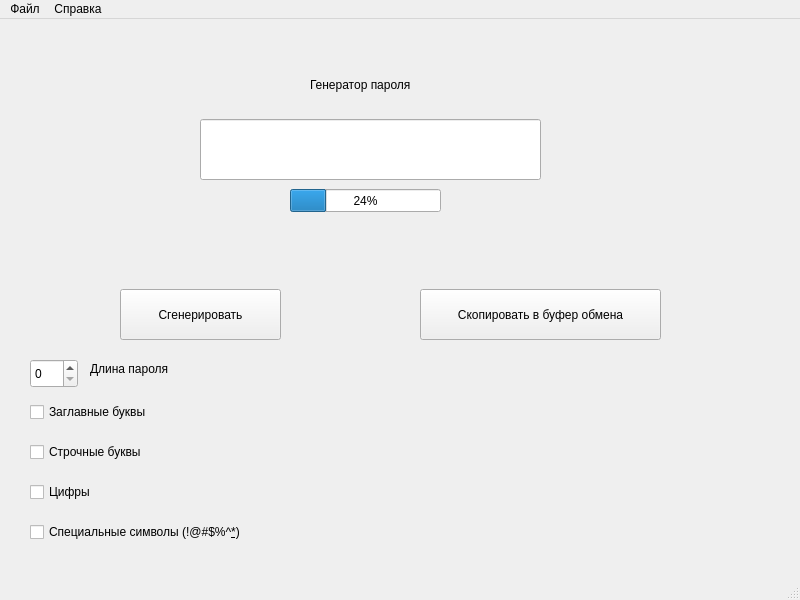
First picture: the form in mainwindow.ui, repository BlueTiger000/PasswordGenerator, before the edit.
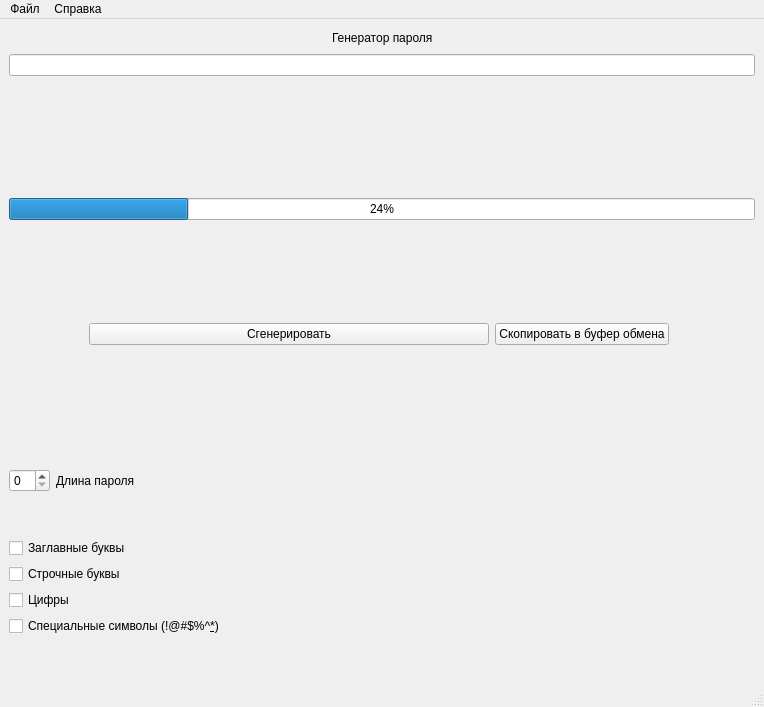
Second picture: the form after the edit. Icons and pictures are not drawn.

Patch:
```diff
--- a/mainwindow.ui
+++ b/mainwindow.ui
@@ -6,171 +6,312 @@
    <rect>
     <x>0</x>
     <y>0</y>
-    <width>800</width>
-    <height>600</height>
+    <width>764</width>
+    <height>707</height>
    </rect>
   </property>
   <property name="windowTitle">
    <string>MainWindow</string>
   </property>
   <widget class="QWidget" name="centralwidget">
-   <widget class="QSpinBox" name="spinBox">
-    <property name="geometry">
-     <rect>
-      <x>30</x>
-      <y>340</y>
-      <width>48</width>
-      <height>29</height>
-     </rect>
-    </property>
-   </widget>
-   <widget class="QLabel" name="label">
-    <property name="geometry">
-     <rect>
-      <x>310</x>
-      <y>50</y>
-      <width>141</width>
-      <height>31</height>
-     </rect>
-    </property>
-    <property name="text">
-     <string>Генератор пароля</string>
-    </property>
-   </widget>
-   <widget class="QLabel" name="label_2">
-    <property name="geometry">
-     <rect>
-      <x>90</x>
-      <y>340</y>
-      <width>111</width>
-      <height>20</height>
-     </rect>
-    </property>
-    <property name="text">
-     <string>Длина пароля</string>
-    </property>
-   </widget>
-   <widget class="QCheckBox" name="capital_letters">
-    <property name="geometry">
-     <rect>
-      <x>30</x>
-      <y>380</y>
-      <width>161</width>
-      <height>26</height>
-     </rect>
-    </property>
-    <property name="text">
-     <string>Заглавные буквы</string>
-    </property>
-   </widget>
-   <widget class="QCheckBox" name="lowercase_letters">
-    <property name="geometry">
-     <rect>
-      <x>30</x>
-      <y>420</y>
-      <width>191</width>
-      <height>26</height>
-     </rect>
-    </property>
-    <property name="text">
-     <string>Строчные буквы</string>
-    </property>
-   </widget>
-   <widget class="QCheckBox" name="numbers">
-    <property name="geometry">
-     <rect>
-      <x>30</x>
-      <y>460</y>
-      <width>93</width>
-      <height>26</height>
-     </rect>
-    </property>
-    <property name="text">
-     <string>Цифры</string>
-    </property>
-   </widget>
-   <widget class="QCheckBox" name="specials">
-    <property name="geometry">
-     <rect>
-      <x>30</x>
-      <y>500</y>
-      <width>271</width>
-      <height>26</height>
-     </rect>
-    </property>
-    <property name="text">
-     <string>Специальные символы (!@#$%^&amp;*)</string>
-    </property>
-   </widget>
-   <widget class="QPushButton" name="generate">
-    <property name="geometry">
-     <rect>
-      <x>120</x>
-      <y>270</y>
-      <width>161</width>
-      <height>51</height>
-     </rect>
-    </property>
-    <property name="text">
-     <string>Сгенерировать</string>
-    </property>
-   </widget>
-   <widget class="QPushButton" name="copy_in_bufer">
-    <property name="geometry">
-     <rect>
-      <x>420</x>
-      <y>270</y>
-      <width>241</width>
-      <height>51</height>
-     </rect>
-    </property>
-    <property name="text">
-     <string>Скопировать в буфер обмена</string>
-    </property>
-   </widget>
-   <widget class="QLineEdit" name="pass_line">
-    <property name="geometry">
-     <rect>
-      <x>200</x>
-      <y>100</y>
-      <width>341</width>
-      <height>61</height>
-     </rect>
-    </property>
-   </widget>
-   <widget class="QProgressBar" name="progressBar">
-    <property name="geometry">
-     <rect>
-      <x>290</x>
-      <y>170</y>
-      <width>151</width>
-      <height>23</height>
-     </rect>
-    </property>
-    <property name="value">
-     <number>24</number>
-    </property>
-   </widget>
-   <widget class="QLabel" name="result">
-    <property name="geometry">
-     <rect>
-      <x>310</x>
-      <y>200</y>
-      <width>161</width>
-      <height>51</height>
-     </rect>
-    </property>
-    <property name="text">
-     <string/>
-    </property>
-   </widget>
+   <layout class="QVBoxLayout" name="verticalLayout_5">
+    <item>
+     <layout class="QVBoxLayout" name="verticalLayout_4">
+      <item>
+       <layout class="QVBoxLayout" name="verticalLayout_3">
+        <item>
+         <layout class="QHBoxLayout" name="horizontalLayout_3">
+          <item>
+           <spacer name="horizontalSpacer_2">
+            <property name="orientation">
+             <enum>Qt::Orientation::Horizontal</enum>
+            </property>
+            <property name="sizeHint" stdset="0">
+             <size>
+              <width>40</width>
+              <height>20</height>
+             </size>
+            </property>
+           </spacer>
+          </item>
+          <item>
+           <widget class="QLabel" name="label">
+            <property name="text">
+             <string>Генератор пароля</string>
+            </property>
+           </widget>
+          </item>
+          <item>
+           <spacer name="horizontalSpacer_3">
+            <property name="orientation">
+             <enum>Qt::Orientation::Horizontal</enum>
+            </property>
+            <property name="sizeHint" stdset="0">
+             <size>
+              <width>40</width>
+              <height>20</height>
+             </size>
+            </property>
+           </spacer>
+          </item>
+         </layout>
+        </item>
+        <item>
+         <widget class="QLineEdit" name="pass_line"/>
+        </item>
+       </layout>
+      </item>
+      <item>
+       <spacer name="verticalSpacer_5">
+        <property name="orientation">
+         <enum>Qt::Orientation::Vertical</enum>
+        </property>
+        <property name="sizeHint" stdset="0">
+         <size>
+          <width>20</width>
+          <height>40</height>
+         </size>
+        </property>
+       </spacer>
+      </item>
+      <item>
+       <layout class="QVBoxLayout" name="verticalLayout_2">
+        <item>
+         <widget class="QProgressBar" name="progressBar">
+          <property name="value">
+           <number>24</number>
+          </property>
+         </widget>
+        </item>
+        <item>
+         <widget class="QLabel" name="result">
+          <property name="text">
+           <string/>
+          </property>
+         </widget>
+        </item>
+        <item>
+         <spacer name="verticalSpacer_4">
+          <property name="orientation">
+           <enum>Qt::Orientation::Vertical</enum>
+          </property>
+          <property name="sizeHint" stdset="0">
+           <size>
+            <width>20</width>
+            <height>40</height>
+           </size>
+          </property>
+         </spacer>
+        </item>
+       </layout>
+      </item>
+      <item>
+       <layout class="QHBoxLayout" name="horizontalLayout" stretch="0,0,10,0,0,0">
+        <property name="leftMargin">
+         <number>0</number>
+        </property>
+        <property name="topMargin">
+         <number>4</number>
+        </property>
+        <property name="rightMargin">
+         <number>6</number>
+        </property>
+        <property name="bottomMargin">
+         <number>2</number>
+        </property>
+        <item>
+         <spacer name="horizontalSpacer_7">
+          <property name="orientation">
+           <enum>Qt::Orientation::Horizontal</enum>
+          </property>
+          <property name="sizeHint" stdset="0">
+           <size>
+            <width>40</width>
+            <height>20</height>
+           </size>
+          </property>
+         </spacer>
+        </item>
+        <item>
+         <spacer name="horizontalSpacer_5">
+          <property name="orientation">
+           <enum>Qt::Orientation::Horizontal</enum>
+          </property>
+          <property name="sizeHint" stdset="0">
+           <size>
+            <width>40</width>
+            <height>20</height>
+           </size>
+          </property>
+         </spacer>
+        </item>
+        <item>
+         <widget class="QPushButton" name="generate">
+          <property name="text">
+           <string>Сгенерировать</string>
+          </property>
+         </widget>
+        </item>
+        <item>
+         <widget class="QPushButton" name="copy_in_bufer">
+          <property name="text">
+           <string>Скопировать в буфер обмена</string>
+          </property>
+         </widget>
+        </item>
+        <item>
+         <spacer name="horizontalSpacer_8">
+          <property name="orientation">
+           <enum>Qt::Orientation::Horizontal</enum>
+          </property>
+          <property name="sizeHint" stdset="0">
+           <size>
+            <width>40</width>
+            <height>20</height>
+           </size>
+          </property>
+         </spacer>
+        </item>
+        <item>
+         <spacer name="horizontalSpacer_6">
+          <property name="orientation">
+           <enum>Qt::Orientation::Horizontal</enum>
+          </property>
+          <property name="sizeHint" stdset="0">
+           <size>
+            <width>40</width>
+            <height>20</height>
+           </size>
+          </property>
+         </spacer>
+        </item>
+       </layout>
+      </item>
+      <item>
+       <spacer name="verticalSpacer_3">
+        <property name="orientation">
+         <enum>Qt::Orientation::Vertical</enum>
+        </property>
+        <property name="sizeHint" stdset="0">
+         <size>
+          <width>20</width>
+          <height>40</height>
+         </size>
+        </property>
+       </spacer>
+      </item>
+      <item>
+       <layout class="QHBoxLayout" name="horizontalLayout_4">
+        <item>
+         <layout class="QVBoxLayout" name="verticalLayout">
+          <item>
+           <layout class="QHBoxLayout" name="horizontalLayout_2">
+            <item>
+             <widget class="QSpinBox" name="spinBox"/>
+            </item>
+            <item>
+             <widget class="QLabel" name="label_2">
+              <property name="text">
+               <string>Длина пароля</string>
+              </property>
+             </widget>
+            </item>
+            <item>
+             <spacer name="horizontalSpacer">
+              <property name="orientation">
+               <enum>Qt::Orientation::Horizontal</enum>
+              </property>
+              <property name="sizeHint" stdset="0">
+               <size>
+                <width>40</width>
+                <height>20</height>
+               </size>
+              </property>
+             </spacer>
+            </item>
+           </layout>
+          </item>
+          <item>
+           <spacer name="verticalSpacer">
+            <property name="orientation">
+             <enum>Qt::Orientation::Vertical</enum>
+            </property>
+            <property name="sizeHint" stdset="0">
+             <size>
+              <width>20</width>
+              <height>40</height>
+             </size>
+            </property>
+           </spacer>
+          </item>
+          <item>
+           <widget class="QCheckBox" name="capital_letters">
+            <property name="text">
+             <string>Заглавные буквы</string>
+            </property>
+           </widget>
+          </item>
+          <item>
+           <widget class="QCheckBox" name="lowercase_letters">
+            <property name="text">
+             <string>Строчные буквы</string>
+            </property>
+           </widget>
+          </item>
+          <item>
+           <widget class="QCheckBox" name="numbers">
+            <property name="text">
+             <string>Цифры</string>
+            </property>
+           </widget>
+          </item>
+          <item>
+           <widget class="QCheckBox" name="specials">
+            <property name="text">
+             <string>Специальные символы (!@#$%^&amp;*)</string>
+            </property>
+           </widget>
+          </item>
+          <item>
+           <spacer name="verticalSpacer_2">
+            <property name="orientation">
+             <enum>Qt::Orientation::Vertical</enum>
+            </property>
+            <property name="sizeHint" stdset="0">
+             <size>
+              <width>20</width>
+              <height>40</height>
+             </size>
+            </property>
+           </spacer>
+          </item>
+         </layout>
+        </item>
+        <item>
+         <spacer name="horizontalSpacer_4">
+          <property name="orientation">
+           <enum>Qt::Orientation::Horizontal</enum>
+          </property>
+          <property name="sizeHint" stdset="0">
+           <size>
+            <width>40</width>
+            <height>20</height>
+           </size>
+          </property>
+         </spacer>
+        </item>
+       </layout>
+      </item>
+     </layout>
+    </item>
+   </layout>
   </widget>
   <widget class="QMenuBar" name="menubar">
    <property name="geometry">
     <rect>
      <x>0</x>
      <y>0</y>
-     <width>800</width>
+     <width>764</width>
      <height>25</height>
     </rect>
    </property>
```
Left out of the diff: 12 changed lines with no effect on the pictures.
